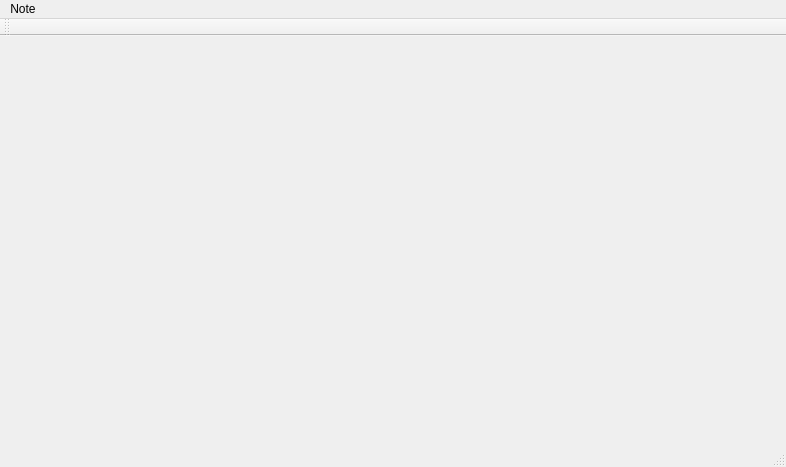
This is PluriNotes/plurinotes.ui in guillaumejounel/PluriNotes as Qt 5 draws it before an edit. The edited form follows.
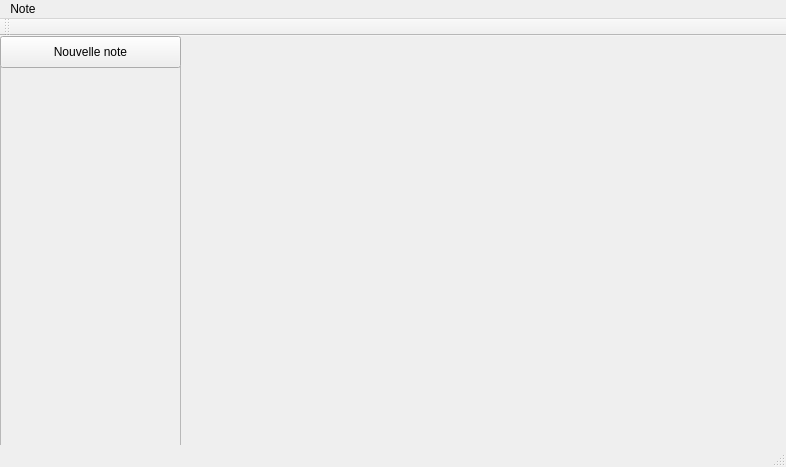
This is the edited form.

Commit message: New note button

The edit to the form file:
```diff
--- a/PluriNotes/plurinotes.ui
+++ b/PluriNotes/plurinotes.ui
@@ -13,7 +13,44 @@
   <property name="windowTitle">
    <string>PluriNotes</string>
   </property>
-  <widget class="QWidget" name="centralWidget"/>
+  <widget class="QWidget" name="centralWidget">
+   <widget class="QScrollArea" name="scrollArea">
+    <property name="geometry">
+     <rect>
+      <x>0</x>
+      <y>30</y>
+      <width>181</width>
+      <height>381</height>
+     </rect>
+    </property>
+    <property name="widgetResizable">
+     <bool>true</bool>
+    </property>
+    <widget class="QWidget" name="scrollAreaWidgetContents">
+     <property name="geometry">
+      <rect>
+       <x>0</x>
+       <y>0</y>
+       <width>179</width>
+       <height>379</height>
+      </rect>
+     </property>
+    </widget>
+   </widget>
+   <widget class="QPushButton" name="pushButton">
+    <property name="geometry">
+     <rect>
+      <x>0</x>
+      <y>0</y>
+      <width>181</width>
+      <height>32</height>
+     </rect>
+    </property>
+    <property name="text">
+     <string>Nouvelle note</string>
+    </property>
+   </widget>
+  </widget>
   <widget class="QMenuBar" name="menuBar">
    <property name="geometry">
     <rect>
```
Left out of the diff: 16 changed lines with no effect on the pictures. The commit also changes 7 other files.
